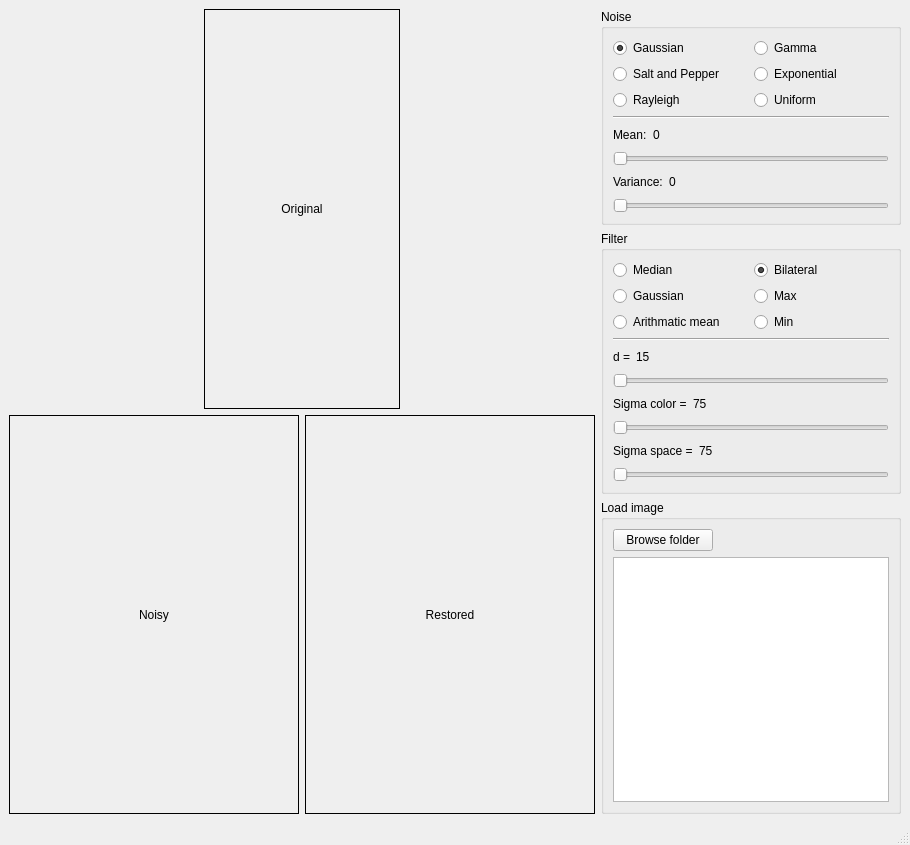
Before: the Qt Designer form App.ui in HazemKelziye/NoiseRestorationApp, drawn with Qt 5.
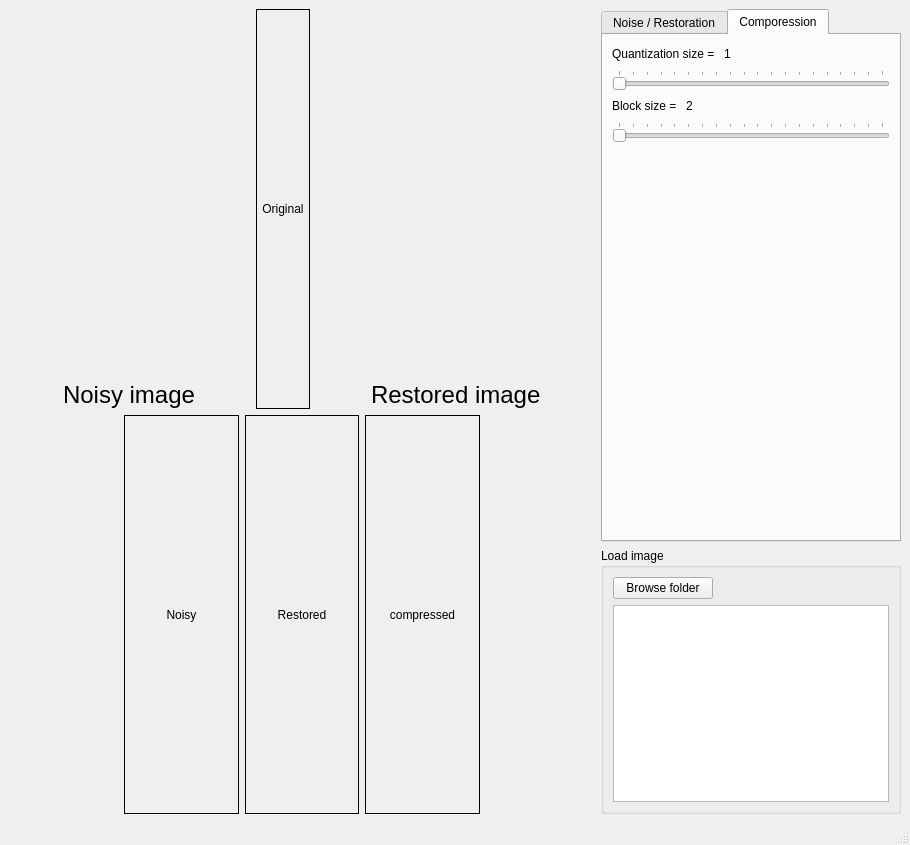
After: the same form once the commit is applied. The open tabs and pages were chosen to show the change.

Diff of the .ui file:
```diff
--- a/App.ui
+++ b/App.ui
@@ -19,6 +19,57 @@
      <layout class="QVBoxLayout" name="images_layout">
       <item>
        <layout class="QHBoxLayout" name="horizontalLayout_9">
+        <item>
+         <spacer name="horizontalSpacer_12">
+          <property name="orientation">
+           <enum>Qt::Horizontal</enum>
+          </property>
+          <property name="sizeHint" stdset="0">
+           <size>
+            <width>40</width>
+            <height>20</height>
+           </size>
+          </property>
+         </spacer>
+        </item>
+        <item>
+         <layout class="QVBoxLayout" name="verticalLayout_5">
+          <item>
+           <spacer name="verticalSpacer_2">
+            <property name="orientation">
+             <enum>Qt::Vertical</enum>
+            </property>
+            <property name="sizeHint" stdset="0">
+             <size>
+              <width>20</width>
+              <height>40</height>
+             </size>
+            </property>
+           </spacer>
+          </item>
+          <item>
+           <widget class="QLabel" name="noisyTitle_label">
+            <property name="font">
+             <font>
+              <pointsize>18</pointsize>
+             </font>
+            </property>
+            <property name="text">
+             <string>Noisy image</string>
+            </property>
+            <property name="textFormat">
+             <enum>Qt::PlainText</enum>
+            </property>
+            <property name="scaledContents">
+             <bool>true</bool>
+            </property>
+            <property name="alignment">
+             <set>Qt::AlignRight|Qt::AlignTrailing|Qt::AlignVCenter</set>
+            </property>
+           </widget>
+          </item>
+         </layout>
+        </item>
         <item>
          <spacer name="horizontalSpacer">
           <property name="orientation">
@@ -64,10 +115,68 @@
           </property>
          </spacer>
         </item>
+        <item>
+         <layout class="QVBoxLayout" name="verticalLayout_8">
+          <item>
+           <spacer name="verticalSpacer_3">
+            <property name="orientation">
+             <enum>Qt::Vertical</enum>
+            </property>
+            <property name="sizeHint" stdset="0">
+             <size>
+              <width>20</width>
+              <height>40</height>
+             </size>
+            </property>
+           </spacer>
+          </item>
+          <item>
+           <widget class="QLabel" name="restoredTitle_label">
+            <property name="font">
+             <font>
+              <pointsize>18</pointsize>
+             </font>
+            </property>
+            <property name="text">
+             <string>Restored image</string>
+            </property>
+            <property name="margin">
+             <number>5</number>
+            </property>
+           </widget>
+          </item>
+         </layout>
+        </item>
+        <item>
+         <spacer name="horizontalSpacer_13">
+          <property name="orientation">
+           <enum>Qt::Horizontal</enum>
+          </property>
+          <property name="sizeHint" stdset="0">
+           <size>
+            <width>40</width>
+            <height>20</height>
+           </size>
+          </property>
+         </spacer>
+        </item>
        </layout>
       </item>
       <item>
        <layout class="QHBoxLayout" name="noisyRestored_layout">
+        <item>
+         <spacer name="horizontalSpacer_10">
+          <property name="orientation">
+           <enum>Qt::Horizontal</enum>
+          </property>
+          <property name="sizeHint" stdset="0">
+           <size>
+            <width>40</width>
+            <height>20</height>
+           </size>
+          </property>
+         </spacer>
+        </item>
         <item>
          <widget class="QLabel" name="noisy_label">
           <property name="sizePolicy">
@@ -106,6 +215,38 @@
           </property>
          </widget>
         </item>
+        <item>
+         <widget class="QLabel" name="compressed_label">
+          <property name="sizePolicy">
+           <sizepolicy hsizetype="Expanding" vsizetype="Expanding">
+            <horstretch>0</horstretch>
+            <verstretch>0</verstretch>
+           </sizepolicy>
+          </property>
+          <property name="frameShape">
+           <enum>QFrame::Box</enum>
+          </property>
+          <property name="text">
+           <string>compressed</string>
+          </property>
+          <property name="alignment">
+           <set>Qt::AlignCenter</set>
+          </property>
+         </widget>
+        </item>
+        <item>
+         <spacer name="horizontalSpacer_11">
+          <property name="orientation">
+           <enum>Qt::Horizontal</enum>
+          </property>
+          <property name="sizeHint" stdset="0">
+           <size>
+            <width>40</width>
+            <height>20</height>
+           </size>
+          </property>
+         </spacer>
+        </item>
        </layout>
       </item>
      </layout>
@@ -113,6 +254,22 @@
     <item>
      <layout class="QVBoxLayout" name="verticalLayout">
       <item>
+       <widget class="QTabWidget" name="tabWidget">
+        <property name="maximumSize">
+         <size>
+          <width>300</width>
+          <height>16777215</height>
+         </size>
+        </property>
+        <property name="currentIndex">
+         <number>0</number>
+        </property>
+        <widget class="QWidget" name="tab_3">
+         <attribute name="title">
+          <string>Noise / Restoration</string>
+         </attribute>
+         <layout class="QVBoxLayout" name="verticalLayout_2">
+          <item>
        <widget class="QGroupBox" name="groupBox">
         <property name="maximumSize">
          <size>
@@ -498,6 +655,136 @@
         </layout>
        </widget>
       </item>
+         </layout>
+        </widget>
+        <widget class="QWidget" name="tab_4">
+         <attribute name="title">
+          <string>Comporession</string>
+         </attribute>
+         <layout class="QVBoxLayout" name="verticalLayout_4">
+          <item>
+           <layout class="QHBoxLayout" name="horizontalLayout_7">
+            <item>
+             <widget class="QLabel" name="label">
+              <property name="text">
+               <string>Quantization size = </string>
+              </property>
+             </widget>
+            </item>
+            <item>
+             <widget class="QLabel" name="quant_label">
+              <property name="text">
+               <string>1</string>
+              </property>
+             </widget>
+            </item>
+            <item>
+             <spacer name="horizontalSpacer_8">
+              <property name="orientation">
+               <enum>Qt::Horizontal</enum>
+              </property>
+              <property name="sizeHint" stdset="0">
+               <size>
+                <width>40</width>
+                <height>20</height>
+               </size>
+              </property>
+             </spacer>
+            </item>
+           </layout>
+          </item>
+          <item>
+           <widget class="QSlider" name="quant_slider">
+            <property name="minimum">
+             <number>1</number>
+            </property>
+            <property name="maximum">
+             <number>20</number>
+            </property>
+            <property name="singleStep">
+             <number>1</number>
+            </property>
+            <property name="orientation">
+             <enum>Qt::Horizontal</enum>
+            </property>
+            <property name="invertedAppearance">
+             <bool>false</bool>
+            </property>
+            <property name="tickPosition">
+             <enum>QSlider::TicksAbove</enum>
+            </property>
+            <property name="tickInterval">
+             <number>1</number>
+            </property>
+           </widget>
+          </item>
+          <item>
+           <layout class="QHBoxLayout" name="horizontalLayout_8">
+            <item>
+             <widget class="QLabel" name="label_3">
+              <property name="text">
+               <string>Block size = </string>
+              </property>
+             </widget>
+            </item>
+            <item>
+             <widget class="QLabel" name="block_label">
+              <property name="text">
+               <string>2</string>
+              </property>
+             </widget>
+            </item>
+            <item>
+             <spacer name="horizontalSpacer_9">
+              <property name="orientation">
+               <enum>Qt::Horizontal</enum>
+              </property>
+              <property name="sizeHint" stdset="0">
+               <size>
+                <width>40</width>
+                <height>20</height>
+               </size>
+              </property>
+             </spacer>
+            </item>
+           </layout>
+          </item>
+          <item>
+           <widget class="QSlider" name="block_slider">
+            <property name="minimum">
+             <number>1</number>
+            </property>
+            <property name="maximum">
+             <number>20</number>
+            </property>
+            <property name="orientation">
+             <enum>Qt::Horizontal</enum>
+            </property>
+            <property name="tickPosition">
+             <enum>QSlider::TicksAbove</enum>
+            </property>
+            <property name="tickInterval">
+             <number>1</number>
+            </property>
+           </widget>
+          </item>
+          <item>
+           <spacer name="verticalSpacer">
+            <property name="orientation">
+             <enum>Qt::Vertical</enum>
+            </property>
+            <property name="sizeHint" stdset="0">
+             <size>
+              <width>20</width>
+              <height>40</height>
+             </size>
+            </property>
+           </spacer>
+          </item>
+         </layout>
+        </widget>
+       </widget>
+      </item>
       <item>
        <widget class="QGroupBox" name="groupBox_3">
         <property name="maximumSize">
```
Left out of the diff: 35 changed lines with no effect on the pictures. Lines whose indentation alone changed are shown as unchanged.
